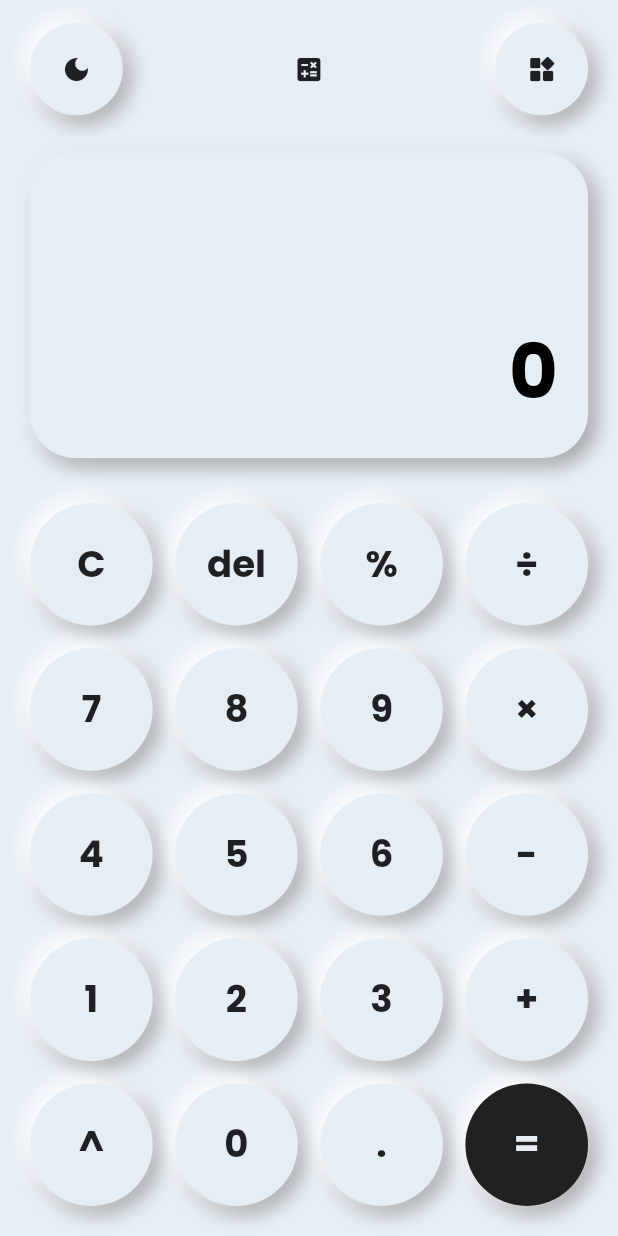
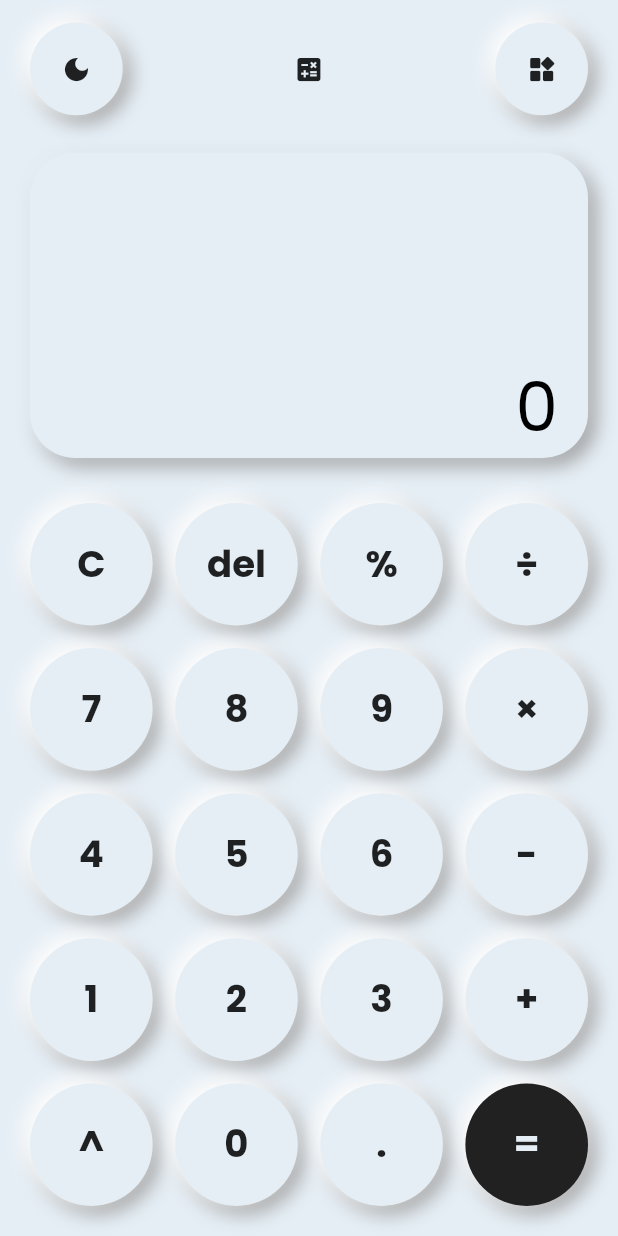
Before and after one commit to WageSapta/Calculator, a Flutter app: the screen it shows after launch, on a phone screen of 412 x 824 dp. Run offline on Flutter 3.47's test engine with Material 2 defaults, Android fonts, the phone set to English and light mode, and no system bars; our stand-ins replace material_design_icons_flutter, math_expressions, shared_preferences.

```diff
--- a/lib/calculus/provider/calculus_provider.dart
+++ b/lib/calculus/provider/calculus_provider.dart
@@ -1,12 +1,35 @@
 import 'package:flutter/material.dart';
 import 'package:math_expressions/math_expressions.dart';
 
+import '../../utils/shared_history.dart';
+
 class CalculusProvider extends ChangeNotifier {
   bool _isTyping = false;
+  bool _isResult = false;
   String _input = "0";
   String _result = "0";
-  final List numeric = ["1", "2", "3", "4", "5", "6", "7", "8", "9", "0"];
-  final List operators = ["+", "-", "×", "÷", "%", "^"];
+  final List _history = [];
+  final List numeric = [
+    "1",
+    "2",
+    "3",
+    "4",
+    "5",
+    "6",
+    "7",
+    "8",
+    "9",
+    "0",
+  ];
+  final List operators = [
+    "+",
+    "-",
+    "×",
+    "÷",
+    "%",
+    "^",
+    ".",
+  ];
   final List<String> _buttons = [
     'C',
     'del',
@@ -31,9 +54,16 @@ class CalculusProvider extends ChangeNotifier {
   ];
 
   bool get isTyping => _isTyping;
+  bool get isResult => _isResult;
   String get input => _input;
   String get result => _result;
   List<String> get buttons => _buttons;
+  List get history => _history;
+
+  set isTyping(bool val) {
+    _isTyping = val;
+    notifyListeners();
+  }
 
   set input(String val) {
    if (numeric.contains(val) && _input == "0") {
@@ -42,6 +72,7 @@ class CalculusProvider extends ChangeNotifier {
         _input = val;
       }
     } else {
+      if (_input.length < 15) {
         _isTyping = true;
         if (operators
                 .contains(_input.substring(_input.length - 1, _input.length)) &&
@@ -51,6 +82,13 @@ class CalculusProvider extends ChangeNotifier {
           _input += val;
         }
       }
+    }
+
+    notifyListeners();
+  }
+
+  set isResult(bool val) {
+    _isResult = val;
     notifyListeners();
   }
 
@@ -91,10 +129,27 @@ class CalculusProvider extends ChangeNotifier {
         _result = int.parse(result.toString().replaceAll(".0", "")).toString();
       }
     } catch (e) {
-      _result = "Error";
-    } finally {
-      _isTyping = false;
+      return;
+    }
+  }
+
+  void saveHistory() async {
+    var map = {"input": _input, "result": _result};
+    await SharedHistory.saveMap(map);
+    notifyListeners();
+  }
+
+  void getHistory() async {
+    List h = await SharedHistory.getList();
+    _history.clear();
+    _history.addAll(h);
+    _isResult = false;
+    notifyListeners();
+  }
+
+  void clearHistory() async {
+    _history.clear();
+    await SharedHistory.clearList();
     notifyListeners();
   }
 }
-}
--- a/lib/calculus/view/calculus_view.dart
+++ b/lib/calculus/view/calculus_view.dart
@@ -1,3 +1,4 @@
+import 'package:calculator/calculus/widget/text_input.dart';
 import 'package:flutter/material.dart';
 import 'package:provider/provider.dart';
 
@@ -6,6 +7,7 @@ import '../../utils/state_utils.dart';
 import '../provider/calculus_provider.dart';
 import '../provider/theme_provider.dart';
 import '../widget/mybutton.dart';
+import '../widget/text_result.dart';
 
 class CalculusView extends StatefulWidget {
   const CalculusView({super.key});
@@ -25,7 +27,7 @@ class _CalculusViewState extends State<CalculusView> {
             Expanded(
               child: Container(
                 width: Get.width,
-                padding: const EdgeInsets.all(20.0),
+                padding: const EdgeInsets.symmetric(horizontal: 20.0),
                 margin:
                     const EdgeInsets.symmetric(horizontal: 20, vertical: 10),
                 decoration: BoxDecoration(
@@ -50,50 +52,73 @@ class _CalculusViewState extends State<CalculusView> {
                         offset: const Offset(-4, -4),
                       ),
                     ]),
+                child: LayoutBuilder(
+                  builder: (context, constraints) {
+                    return SingleChildScrollView(
+                      reverse: true,
                       child: Column(
+                        children: [
+                          SizedBox(
+                            width: constraints.maxWidth,
+                            child: Column(
+                                crossAxisAlignment: CrossAxisAlignment.end,
+                                mainAxisSize: MainAxisSize.min,
+                                children: calculus.history.map(
+                                  (e) {
+                                    return Column(
+                                      crossAxisAlignment:
+                                          CrossAxisAlignment.end,
+                                      children: [
+                                        Text(
+                                          e['input'],
+                                          style: TextStyle(
+                                            fontSize: 25,
+                                            color: theme.isDarkMode
+                                                ? Colors.white38
+                                                : Colors.black38,
+                                          ),
+                                        ),
+                                        Text(
+                                          "= ${e['result']}",
+                                          style: TextStyle(
+                                            fontSize: 25,
+                                            color: theme.isDarkMode
+                                                ? Colors.white38
+                                                : Colors.black38,
+                                          ),
+                                        ),
+                                        const SizedBox(height: 15),
+                                      ],
+                                    );
+                                  },
+                                ).toList()),
+                          ),
+                          SizedBox(
+                            width: constraints.maxWidth,
+                            child: Column(
+                              mainAxisSize: MainAxisSize.min,
                               mainAxisAlignment: MainAxisAlignment.end,
                               crossAxisAlignment: CrossAxisAlignment.end,
                               children: [
-                    FittedBox(
-                      fit: BoxFit.scaleDown,
-                      child: Text(
-                        calculus.input == "0" && calculus.input.length == 1
-                            ? " "
-                            : calculus.input,
-                        maxLines: 2,
-                        style: TextStyle(
-                          color: theme.isDarkMode
-                              ? calculus.isTyping
-                                  ? Colors.white
-                                  : Colors.white38
-                              : calculus.isTyping
-                                  ? Colors.black
-                                  : Colors.black38,
-                          fontSize: calculus.isTyping ? 50 : 40,
+                                Visibility(
+                                  visible: calculus.history.isNotEmpty,
+                                  child: const Divider(
+                                    height: 0,
                                   ),
                                 ),
+                                Visibility(
+                                  visible: calculus.isTyping ||
+                                      calculus.input != "0",
+                                  child: const TextInput(),
                                 ),
-                    FittedBox(
-                      fit: BoxFit.scaleDown,
-                      child: Text(
-                        calculus.result != "0"
-                            ? "=${calculus.result}"
-                            : calculus.result,
-                        maxLines: 1,
-                        style: TextStyle(
-                          color: theme.isDarkMode
-                              ? calculus.isTyping
-                                  ? Colors.white38
-                                  : Colors.white
-                              : calculus.isTyping
-                                  ? Colors.black38
-                                  : Colors.black,
-                          fontSize: calculus.isTyping ? 40 : 50,
-                          fontWeight: FontWeight.bold,
+                                const TextResult()
+                              ],
                             ),
+                          )
+                        ],
                       ),
-                    ),
-                  ],
+                    );
+                  },
                 ),
               ),
             ),
@@ -116,8 +141,18 @@ class _CalculusViewState extends State<CalculusView> {
                       theme: theme,
                       index: index,
                       fontSize: Get.width * 0.06,
-                      buttonText: calculus.buttons[index],
-                      onTap: () => calculus.clear(),
+                      buttonText:
+                          calculus.input == "0" && calculus.history.isNotEmpty
+                              ? "AC"
+                              : calculus.buttons[index],
+                      onTap: () {
+                        if (calculus.input == "0" &&
+                            calculus.history.isNotEmpty) {
+                          calculus.clearHistory();
+                          calculus.isResult = false;
+                        }
+                        calculus.clear();
+                      },
                     );
                   // delete
                   case 'del':
@@ -126,7 +161,12 @@ class _CalculusViewState extends State<CalculusView> {
                       index: index,
                       fontSize: Get.width * 0.06,
                       buttonText: calculus.buttons[index],
-                      onTap: () => calculus.delete(),
+                      onTap: () {
+                        if (!calculus.isResult) {
+                          calculus.delete();
+                        }
+                        calculus.equal();
+                      },
                     );
                   // result
                   case '=':
@@ -140,15 +180,29 @@ class _CalculusViewState extends State<CalculusView> {
                       index: index,
                       fontSize: Get.width * 0.06,
                       buttonText: calculus.buttons[index],
-                      onTap: () => calculus.equal(),
+                      onTap: () {
+                        calculus.isTyping = false;
+                        // calculus.equal();
+                        calculus.isResult = true;
+                        calculus.saveHistory();
+                      },
                     );
                   default:
+                    // number and operator
                     return MyButton(
                       theme: theme,
                       index: index,
                       fontSize: Get.width * 0.06,
                       buttonText: calculus.buttons[index],
-                      onTap: () => calculus.input = calculus.buttons[index],
+                      onTap: () {
+                        if (calculus.isResult) {
+                          calculus.getHistory();
+                          calculus.clear();
+                          calculus.isResult = false;
+                        }
+                        calculus.input = calculus.buttons[index];
+                        calculus.equal();
+                      },
                     );
                 }
               },
--- /dev/null
+++ b/lib/calculus/widget/text_result.dart
@@ -0,0 +1,36 @@
+import 'package:calculator/calculus/provider/calculus_provider.dart';
+import 'package:calculator/calculus/provider/theme_provider.dart';
+import 'package:flutter/material.dart';
+import 'package:provider/provider.dart';
+
+class TextResult extends StatelessWidget {
+  const TextResult({
+    super.key,
+  });
+
+  @override
+  Widget build(BuildContext context) {
+    var theme = context.watch<ThemeProvider>();
+    var calculus = context.watch<CalculusProvider>();
+    return FittedBox(
+      fit: BoxFit.scaleDown,
+      child: Text(
+        calculus.isTyping || calculus.result != "0"
+            ? "= ${calculus.result}"
+            : calculus.result,
+        maxLines: 1,
+        style: TextStyle(
+          fontSize: calculus.isTyping ? 30 : 45,
+          // fontWeight: FontWeight.bold,
+          color: theme.isDarkMode
+              ? calculus.isTyping
+                  ? Colors.white38
+                  : Colors.white
+              : calculus.isTyping
+                  ? Colors.black38
+                  : Colors.black,
+        ),
+      ),
+    );
+  }
+}
--- a/lib/nav/widget/costum_circle_bar.dart
+++ b/lib/nav/widget/costum_circle_bar.dart
@@ -7,7 +7,7 @@ class CircularTabBar extends StatelessWidget {
   final int currentIndex;
   final Function(int) onTabSelected;
 
-  CircularTabBar({
+  const CircularTabBar({super.key,
     required this.tabs,
     required this.currentIndex,
     required this.onTabSelected,
@@ -53,8 +53,8 @@ class CircularTabBar extends StatelessWidget {
   Widget _buildTabButton(int index) {
     return Material(
       elevation: 4,
-      shape: CircleBorder(),
-      child: Container(
+      shape: const CircleBorder(),
+      child: SizedBox(
         width: 56,
         height: 56,
         child: tabs[index],
--- a/lib/splash_screen.dart
+++ b/lib/splash_screen.dart
@@ -25,9 +25,9 @@ class _SplashScreenState extends State<SplashScreen> {
 
   @override
   Widget build(BuildContext context) {
-    return Material(
-      color: MyColors.primary,
-      child: Center(
+    return Scaffold(
+      backgroundColor: MyColors.primary,
+      body: Center(
         child: Icon(
           Icons.calculate_rounded,
           size: Get.height * 0.3,
--- a/lib/utils/state_utils.dart
+++ b/lib/utils/state_utils.dart
@@ -1,6 +1,5 @@
 import 'package:calculator/utils/color.dart';
 import 'package:flutter/material.dart';
-import 'package:google_fonts/google_fonts.dart';
 
 class Get {
   static GlobalKey<NavigatorState> navigatorKey = GlobalKey<NavigatorState>();
@@ -47,12 +46,12 @@ class MvcController {}
 class MyTheme {
   static ThemeData lightTheme = ThemeData(
     brightness: Brightness.light,
-    fontFamily: GoogleFonts.poppins().fontFamily,
+    fontFamily: 'Poppins',
     scaffoldBackgroundColor: MyColors.primary,
   );
   static ThemeData darkTheme = ThemeData(
     brightness: Brightness.dark,
-    fontFamily: GoogleFonts.poppins().fontFamily,
+    fontFamily: 'Poppins',
     scaffoldBackgroundColor: Colors.grey[900],
   );
 }
```
Also changed, not shown: lib/calculus/widget/text_history.dart (added, +30 -0 lines), lib/calculus/widget/text_input.dart (added, +36 -0 lines), lib/utils/shared_history.dart (added, +44 -0 lines), pubspec.yaml (+7 -11 lines), assets/fonts/Poppins-Bold.ttf (added), assets/fonts/Poppins-Regular.ttf (added), pubspec.lock, 1 other file. Lines whose indentation alone changed are shown as unchanged.
